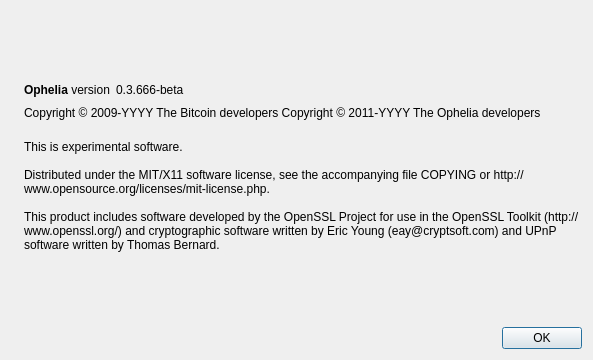
ophelia-project/ophelia, file src/qt/forms/aboutdialog.ui: the form before one commit.
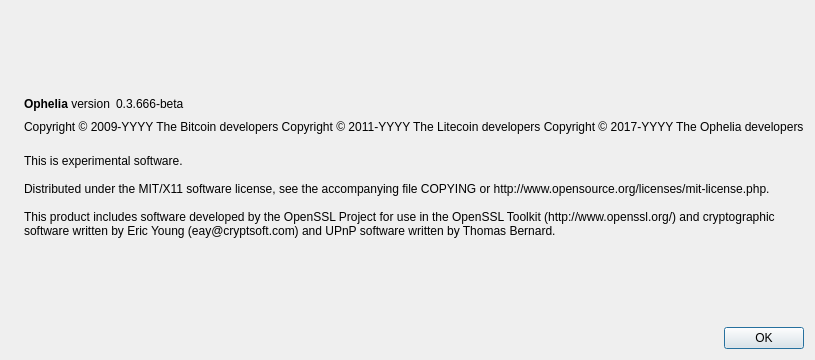
The form after the commit. Icons and pictures are not drawn.

Diff of the .ui file:
```diff
--- a/src/qt/forms/aboutdialog.ui
+++ b/src/qt/forms/aboutdialog.ui
@@ -92,7 +92,8 @@
        </property>
        <property name="text">
         <string notr="true">Copyright &amp;copy; 2009-YYYY The Bitcoin developers
-Copyright &amp;copy; 2011-YYYY The Ophelia developers</string>
+Copyright &amp;copy; 2011-YYYY The Litecoin developers
+Copyright &amp;copy; 2017-YYYY The Ophelia developers</string>
        </property>
        <property name="textFormat">
         <enum>Qt::RichText</enum>
```
